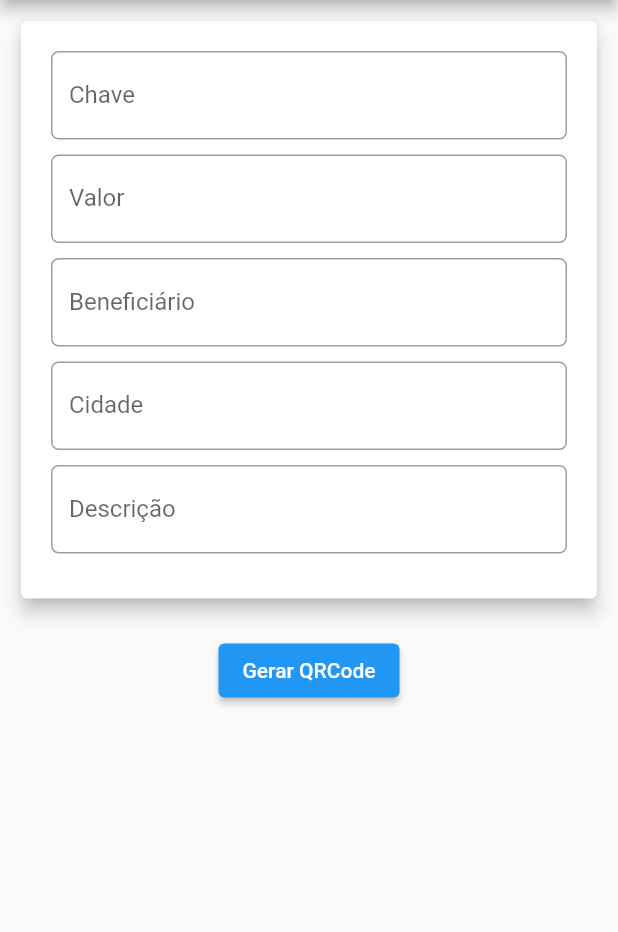
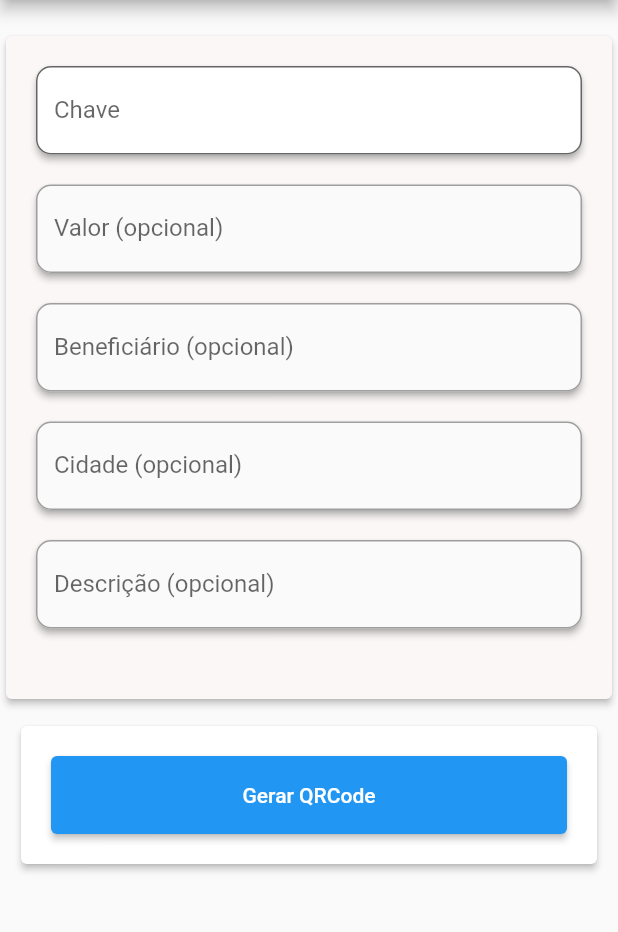
Before and after one commit to DouglasCarterBor/GeradorQrCodePix, a Flutter app: the screen it shows after launch, on a phone screen of 412 x 824 dp, the part 84-1016 px from its top. Run offline on Flutter 3.47's test engine with Material 2 defaults, Android fonts, the phone set to English and light mode, and no system bars; our stand-ins replace brasil_fields, qr_flutter; missing offline and left inert: cpf_cnpj_validator, crclib, validadores.

Commit message:
Ajustes de interface

```diff
--- a/lib/componentes/entrada_de_dados.dart
+++ b/lib/componentes/entrada_de_dados.dart
@@ -0,0 +1,65 @@
+import 'dart:async';
+
+import 'package:brasil_fields/brasil_fields.dart';
+import 'package:flutter/material.dart';
+import 'package:flutter/services.dart';
+import 'package:geradorqrcodepix/uteis/tamanhos.dart';
+import 'package:validadores/Validador.dart';
+
+// ignore: must_be_immutable
+class EntradaDeDados extends StatelessWidget {
+  final TextEditingController controller;
+  String valordigitado;
+
+  EntradaDeDados(
+      {Key? key, required this.controller, required this.valordigitado})
+      : super(key: key);
+
+  @override
+  Widget build(BuildContext context) {
+    return Material(
+      borderRadius: BorderRadius.circular(10),
+      elevation: Tamanhos.elevation,
+      shadowColor: Colors.grey,
+      child: TextFormField(
+        controller: controller,
+        onSaved: (valor) {
+          valordigitado = valor!;
+        },
+        inputFormatters: [
+          FilteringTextInputFormatter.digitsOnly,
+        ],
+        decoration: InputDecoration(
+            border: OutlineInputBorder(
+              borderRadius: BorderRadius.circular(10),
+              borderSide: const BorderSide(
+                color: Colors.red,
+                width: 10,
+                style: BorderStyle.solid,
+              ),
+            ),
+            // enabledBorder: OutlineInputBorder(
+            //   borderSide: const BorderSide(
+            //       color: Colors.grey),
+            //   borderRadius:
+            //       BorderRadius.circular(20),
+            // ),
+            // focusedBorder: OutlineInputBorder(
+            //   borderSide: const BorderSide(
+            //       color: Colors.blue),
+            //   borderRadius:
+            //       BorderRadius.circular(5),
+            // ),
+            labelText: "Chave",
+            fillColor: Colors.white,
+            filled: true,
+            hintText: "Digite a chave"),
+        validator: (valor) {
+          return Validador()
+              .add(Validar.OBRIGATORIO, msg: "Campo obrigatório")
+              .valido(valor);
+        },
+      ),
+    );
+  }
+}
--- a/lib/telas/home.dart
+++ b/lib/telas/home.dart
@@ -282,6 +282,9 @@ class _HomeState extends State<Home> {
     });
   }
 
+  double elevation = 2;
+  double separacao = 10;
+
   @override
   Widget build(BuildContext context) {
     return Scaffold(
@@ -293,21 +296,15 @@ class _HomeState extends State<Home> {
         child: Center(
           child: Column(
             children: [
+              const Padding(padding: EdgeInsets.all(10)),
               QRcodeGerado
                   ? Container()
-                  : Padding(
-                      padding: const EdgeInsets.all(10.0),
+                  : SizedBox(
+                      height: 450,
+                      width: 450,
                       child: Card(
-                        elevation: 5,
-                        //color: const Color(0x00000000),
-                        // shape: RoundedRectangleBorder(
-                        //   borderRadius:
-                        //       BorderRadius.circular(8), // if you need this
-                        //   side: BorderSide(
-                        //     color: Colors.grey.withOpacity(0.2),
-                        //     width: 2,
-                        //   ),
-                        // ),
+                        elevation: elevation,
+                        color: const Color(0xfffcf7f7),
                         child: Padding(
                           padding: const EdgeInsets.all(20.0),
                           child: Column(
@@ -316,7 +313,11 @@ class _HomeState extends State<Home> {
                                 key: _formKey,
                                 child: Column(
                                   children: [
-                                    TextFormField(
+                                    Material(
+                                      borderRadius: BorderRadius.circular(10),
+                                      elevation: elevation,
+                                      shadowColor: Colors.grey,
+                                      child: TextFormField(
                                         controller: _chavePix,
                                         onSaved: (valor) {
                                           setState(() {
@@ -334,19 +335,30 @@ class _HomeState extends State<Home> {
                                               ]
                                             : null,
                                         decoration: InputDecoration(
-                                          enabledBorder: OutlineInputBorder(
+                                            border: OutlineInputBorder(
+                                              borderRadius:
+                                                  BorderRadius.circular(10),
                                               borderSide: const BorderSide(
-                                                color: Colors.grey),
-                                            borderRadius:
-                                                BorderRadius.circular(5),
+                                                color: Colors.red,
+                                                width: 10,
+                                                style: BorderStyle.solid,
                                               ),
-                                          focusedBorder: OutlineInputBorder(
-                                            borderSide: const BorderSide(
-                                                color: Colors.blue),
-                                            borderRadius:
-                                                BorderRadius.circular(5),
                                             ),
+                                            // enabledBorder: OutlineInputBorder(
+                                            //   borderSide: const BorderSide(
+                                            //       color: Colors.grey),
+                                            //   borderRadius:
+                                            //       BorderRadius.circular(20),
+                                            // ),
+                                            // focusedBorder: OutlineInputBorder(
+                                            //   borderSide: const BorderSide(
+                                            //       color: Colors.blue),
+                                            //   borderRadius:
+                                            //       BorderRadius.circular(5),
+                                            // ),
                                             labelText: iscpf ? "CPF" : "Chave",
+                                            fillColor: Colors.white,
+                                            filled: true,
                                             hintText: "Digite a chave"),
                                         validator: (valor) {
                                           return Validador()
@@ -355,8 +367,15 @@ class _HomeState extends State<Home> {
                                               .valido(valor);
                                         },
                                       ),
-                                    const Padding(padding: EdgeInsets.all(5)),
-                                    TextFormField(
+                                    ),
+
+                                    Padding(padding: EdgeInsets.all(separacao)),
+
+                                    Material(
+                                      borderRadius: BorderRadius.circular(10),
+                                      elevation: elevation,
+                                      shadowColor: Colors.grey,
+                                      child: TextFormField(
                                         controller: _valorDoPix,
                                         keyboardType: TextInputType.number,
                                         onSaved: (valor) {
@@ -367,7 +386,8 @@ class _HomeState extends State<Home> {
                                               .replaceAll("R\$", "");
                                         },
                                         inputFormatters: [
-                                        FilteringTextInputFormatter.digitsOnly,
+                                          FilteringTextInputFormatter
+                                              .digitsOnly,
                                           // RealInputFormatter(
                                           //   moeda: true,
                                           // ),
@@ -379,20 +399,24 @@ class _HomeState extends State<Home> {
                                               borderSide: const BorderSide(
                                                   color: Colors.grey),
                                               borderRadius:
-                                                BorderRadius.circular(5),
+                                                  BorderRadius.circular(10),
                                             ),
                                             focusedBorder: OutlineInputBorder(
                                               borderSide: const BorderSide(
                                                   color: Colors.blue),
                                               borderRadius:
-                                                BorderRadius.circular(5),
+                                                  BorderRadius.circular(10),
                                             ),
-                                          labelText: "Valor",
-                                          hintText:
-                                              "Digite o valor (opcional)"),
+                                            labelText: "Valor (opcional)",
+                                            hintText: "Digite o valor"),
                                       ),
-                                    const Padding(padding: EdgeInsets.all(5)),
-                                    TextFormField(
+                                    ),
+                                    Padding(padding: EdgeInsets.all(separacao)),
+                                    Material(
+                                      borderRadius: BorderRadius.circular(10),
+                                      elevation: elevation,
+                                      shadowColor: Colors.grey,
+                                      child: TextFormField(
                                         //até 25 caracteres
                                         controller: _nomeBeneficiario,
                                         keyboardType: TextInputType.text,
@@ -406,21 +430,27 @@ class _HomeState extends State<Home> {
                                               borderSide: const BorderSide(
                                                   color: Colors.grey),
                                               borderRadius:
-                                                BorderRadius.circular(5),
+                                                  BorderRadius.circular(10),
                                             ),
                                             focusedBorder: OutlineInputBorder(
                                               borderSide: const BorderSide(
                                                   color: Colors.blue),
                                               borderRadius:
-                                                BorderRadius.circular(5),
+                                                  BorderRadius.circular(10),
                                             ),
-                                          labelText: "Beneficiário",
+                                            labelText:
+                                                "Beneficiário (opcional)",
                                             hintText:
-                                              "Digite o nome do beneficiário (opcional)"),
+                                                "Digite o nome do beneficiário"),
                                       ),
-                                    const Padding(padding: EdgeInsets.all(5)),
+                                    ),
+                                    Padding(padding: EdgeInsets.all(separacao)),
                                     //Até 15 caracteres
-                                    TextFormField(
+                                    Material(
+                                      borderRadius: BorderRadius.circular(10),
+                                      elevation: elevation,
+                                      shadowColor: Colors.grey,
+                                      child: TextFormField(
                                         controller: _nomeCidade,
                                         keyboardType: TextInputType.text,
                                         onSaved: (valor) {
@@ -433,21 +463,25 @@ class _HomeState extends State<Home> {
                                               borderSide: const BorderSide(
                                                   color: Colors.grey),
                                               borderRadius:
-                                                BorderRadius.circular(5),
+                                                  BorderRadius.circular(10),
                                             ),
                                             focusedBorder: OutlineInputBorder(
                                               borderSide: const BorderSide(
                                                   color: Colors.blue),
                                               borderRadius:
-                                                BorderRadius.circular(5),
+                                                  BorderRadius.circular(10),
                                             ),
-                                          labelText: "Cidade",
-                                          hintText:
-                                              "Digite a cidade (opcional)"),
+                                            labelText: "Cidade (opcional)",
+                                            hintText: "Digite a cidade"),
                                       ),
-                                    const Padding(padding: EdgeInsets.all(5)),
+                                    ),
+                                    Padding(padding: EdgeInsets.all(separacao)),
                                     //Até 20 caracteres
-                                    TextFormField(
+                                    Material(
+                                      borderRadius: BorderRadius.circular(10),
+                                      elevation: elevation,
+                                      shadowColor: Colors.grey,
+                                      child: TextFormField(
                                         controller: _descricaoTransferencia,
                                         keyboardType: TextInputType.text,
                                         onSaved: (valor) {
@@ -460,22 +494,22 @@ class _HomeState extends State<Home> {
                                               borderSide: const BorderSide(
                                                   color: Colors.grey),
                                               borderRadius:
-                                                BorderRadius.circular(5),
+                                                  BorderRadius.circular(10),
                                             ),
                                             focusedBorder: OutlineInputBorder(
                                               borderSide: const BorderSide(
                                                   color: Colors.blue),
                                               borderRadius:
-                                                BorderRadius.circular(5),
+                                                  BorderRadius.circular(10),
                                             ),
-                                          labelText: "Descrição",
-                                          hintText:
-                                              "Digite uma descrição (opcional)"),
+                                            labelText: "Descrição (opcional)",
+                                            hintText: "Digite uma descrição"),
+                                      ),
                                     ),
                                   ],
                                 ),
                               ),
-                              const Padding(padding: EdgeInsets.all(5)),
+                              Padding(padding: EdgeInsets.all(separacao)),
                             ],
                           ),
                         ),
@@ -494,7 +528,17 @@ class _HomeState extends State<Home> {
                           "Gerar outro QR code",
                           style: TextStyle(),
                         ))
-                      : ElevatedButton(
+                    : SizedBox(
+                        width: 450,
+                        height: 100,
+                        child: Card(
+                          elevation: elevation,
+                          child: Padding(
+                            padding: EdgeInsets.all(20),
+                            child: ElevatedButton(
+                              style: ElevatedButton.styleFrom(
+                                elevation: elevation,
+                              ),
                               onPressed: () {
                                 if (_formKey.currentState!.validate()) {
                                   _formKey.currentState!.save();
@@ -519,8 +563,10 @@ class _HomeState extends State<Home> {
                                         AdditionalDataField;
                                     QRcodeGerado = true;
                                   });
-                              _gerartextoQRcodemenosCRC16CCITT(_textoQRcode);
-                              _gerarCRC16_CCITT(_textoQRcodemenosCRC16CCITT);
+                                  _gerartextoQRcodemenosCRC16CCITT(
+                                      _textoQRcode);
+                                  _gerarCRC16_CCITT(
+                                      _textoQRcodemenosCRC16CCITT);
                                   _gerarTextoQRcodeCompleto();
                                   _gerarQRcode();
                                   _rolarParaFimScrollController();
@@ -535,7 +581,11 @@ class _HomeState extends State<Home> {
                                       "Gerar QRCode",
                                       style: TextStyle(),
                                     ),
-                        )),
+                            ),
+                          ),
+                        ),
+                      ),
+              ),
               QRcodeGerado
                   ? Padding(
                       padding: const EdgeInsets.all(10.0),
--- /dev/null
+++ b/lib/uteis/tamanhos.dart
@@ -0,0 +1,3 @@
+class Tamanhos {
+  static double elevation = 2;
+}
```
Also changed, not shown: lib/tema/tema.dart (added), lib/uteis/responsividade.dart (added), lib/uteis/rotas.dart (added). Lines whose indentation alone changed are shown as unchanged.
